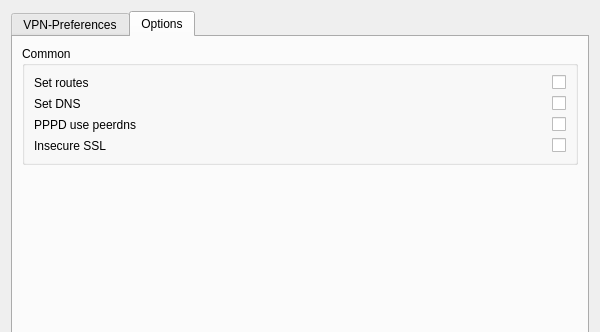
This is vpnprofileeditor.ui in theinvisible/openfortigui as Qt 5 draws it before an edit; both pictures show x 0 to 600 and y 0 to 332 of the 600 by 513 pixel window. The edited form follows.
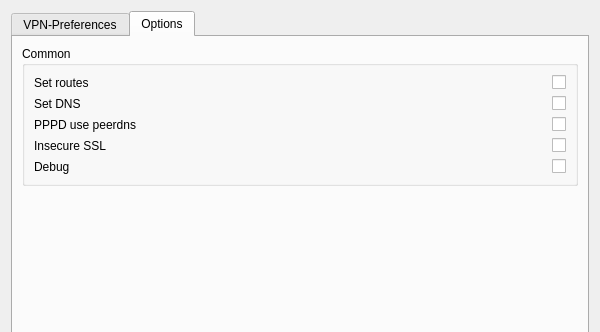
This is the edited form. The open tabs and pages were chosen to show the change.

```diff
--- a/vpnprofileeditor.ui
+++ b/vpnprofileeditor.ui
@@ -376,6 +376,29 @@
             </property>
            </widget>
           </item>
+          <item row="4" column="0">
+           <widget class="QLabel" name="label_10">
+            <property name="minimumSize">
+             <size>
+              <width>150</width>
+              <height>0</height>
+             </size>
+            </property>
+            <property name="text">
+             <string>Debug</string>
+            </property>
+           </widget>
+          </item>
+          <item row="4" column="1">
+           <widget class="QCheckBox" name="cbDebug">
+            <property name="layoutDirection">
+             <enum>Qt::RightToLeft</enum>
+            </property>
+            <property name="text">
+             <string/>
+            </property>
+           </widget>
+          </item>
          </layout>
         </widget>
        </item>
```
